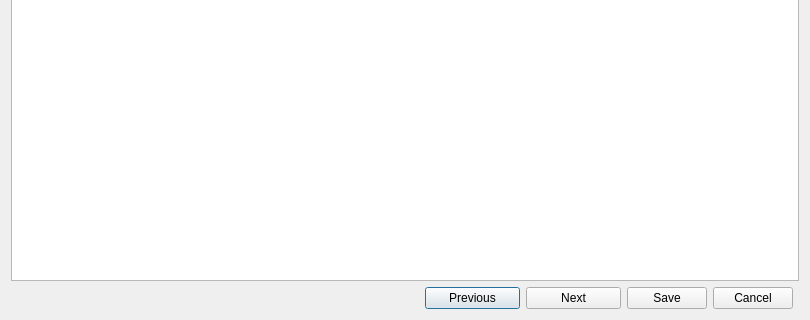
Before: the Qt Designer form src/gui/ErrorEditDialog.ui in shrumit/CS-3307-TeamAres, drawn with Qt 5; both pictures show x 0 to 810 and y 163 to 483 of the 810 by 483 pixel window.
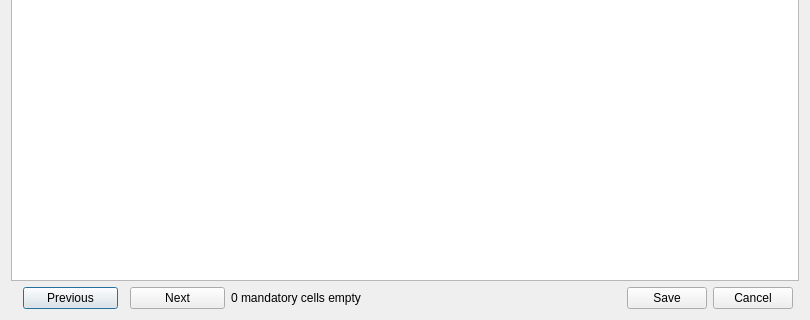
After: the same form once the commit is applied. Icons and pictures are not drawn.

Commit message: Add remaining cells feature to ErrorEditDialog

The edit to the form file:
```diff
--- a/src/gui/ErrorEditDialog.ui
+++ b/src/gui/ErrorEditDialog.ui
@@ -18,7 +18,7 @@
     <normaloff>:/icon32.ico</normaloff>:/icon32.ico</iconset>
   </property>
   <layout class="QGridLayout" name="gridLayout">
-   <item row="2" column="2">
+   <item row="3" column="2">
     <widget class="QPushButton" name="findPrev">
      <property name="minimumSize">
       <size>
@@ -31,14 +31,14 @@
      </property>
     </widget>
    </item>
-   <item row="2" column="5">
+   <item row="3" column="8">
     <widget class="QPushButton" name="cancel">
      <property name="text">
       <string>Cancel</string>
      </property>
     </widget>
    </item>
-   <item row="2" column="4">
+   <item row="3" column="7">
     <widget class="QPushButton" name="save">
      <property name="maximumSize">
       <size>
@@ -51,7 +51,33 @@
      </property>
     </widget>
    </item>
-   <item row="2" column="0">
+   <item row="0" column="0" colspan="10">
+    <widget class="QTableWidget" name="tableWidget"/>
+   </item>
+   <item row="3" column="5">
+    <widget class="QLabel" name="errorLabel">
+     <property name="text">
+      <string>0 mandatory cells empty</string>
+     </property>
+    </widget>
+   </item>
+   <item row="3" column="4">
+    <widget class="QPushButton" name="findNext">
+     <property name="enabled">
+      <bool>true</bool>
+     </property>
+     <property name="minimumSize">
+      <size>
+       <width>95</width>
+       <height>0</height>
+      </size>
+     </property>
+     <property name="text">
+      <string>Next</string>
+     </property>
+    </widget>
+   </item>
+   <item row="3" column="6">
     <spacer name="horizontalSpacer">
      <property name="orientation">
       <enum>Qt::Horizontal</enum>
@@ -64,25 +90,6 @@
      </property>
     </spacer>
    </item>
-   <item row="0" column="0" colspan="7">
-    <widget class="QTableWidget" name="tableWidget"/>
-   </item>
-   <item row="2" column="3">
-    <widget class="QPushButton" name="findNext">
-     <property name="enabled">
-      <bool>true</bool>
-     </property>
-     <property name="minimumSize">
-      <size>
-       <width>95</width>
-       <height>0</height>
-      </size>
-     </property>
-     <property name="text">
-      <string>Next</string>
-     </property>
-    </widget>
-   </item>
   </layout>
  </widget>
  <resources>
```
The commit also changes 2 other files.
